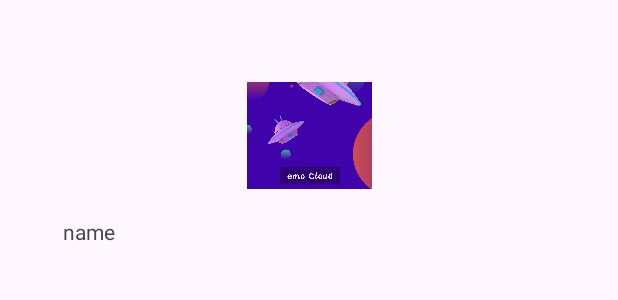
After one commit to lytMoon/NetEmo-CloudMusic, an Android app: the layout nav_header.xml on its own in the app's theme, with its tools: preview values and no code run, on a phone screen of 412 x 824 dp. The commit adds this screen. Shown: the top 300 px of the screen. Run offline under Robolectric (Android 15) with nearby library versions, the phone set to English and light mode, and no system bars.

Commit message:
实现了主页的滑动菜单

```diff
--- a/app/src/main/java/com/lytredrock/emocloudmusic/SplashActivity.kt
+++ b/app/src/main/java/com/lytredrock/emocloudmusic/SplashActivity.kt
@@ -23,7 +23,8 @@ class SplashActivity :BaseActivity() {
 
         myViewBinding.tvSkip.setOnClickListener {
             startActivity<MainActivity>()
-            boolean=false }
+            boolean=false
+            finish()}
 
         Glide.with(this).load(R.drawable.splash).into(myViewBinding.ivSplash)
 
@@ -33,6 +34,7 @@ class SplashActivity :BaseActivity() {
             override fun run() {
                 if (boolean)
                 startActivity<MainActivity>()
+               finish()
             }
 
         },4000)
--- /dev/null
+++ b/app/src/main/res/drawable/ic_attention.xml
@@ -0,0 +1,6 @@
+<vector android:height="20dp" android:viewportHeight="1024"
+    android:viewportWidth="1024" android:width="20dp" xmlns:android="http://schemas.android.com/apk/res/android">
+    <path android:fillColor="#272536" android:pathData="M872.8,756 L872.9,756 872.9,755.6Z"/>
+    <path android:fillColor="#231F20" android:pathData="M809.9,214.1c-164.3,-164.3 -431.5,-164.3 -595.8,0 -164.3,164.3 -164.3,431.5 0,595.8 164.3,164.3 431.5,164.3 595.8,0C974.2,645.6 974.2,378.4 809.9,214.1M767.1,767.1c-140.7,140.7 -369.6,140.7 -510.3,0 -140.7,-140.7 -140.7,-369.6 0,-510.3 140.7,-140.7 369.6,-140.7 510.3,0C907.8,397.5 907.8,626.5 767.1,767.1"/>
+    <path android:fillColor="#231F20" android:pathData="M602.5,338.7c-32.3,0 -64,16.6 -90.5,47.1 -26.5,-30.5 -58.2,-47.1 -90.5,-47.1 -75.3,0 -136.5,66.1 -136.5,147.3 0,38.6 24.1,89.7 55.1,117.9 28.5,35.2 144.2,140.6 172.3,140.6 26.8,0 139.6,-100.8 170.3,-139.4 32.1,-29.3 56.4,-80.6 56.4,-119.2C739.1,404.8 677.8,338.7 602.5,338.7M644.6,563.5l-3.3,3 -2.8,3.5c-23.6,29.6 -93.1,91.1 -126.2,113 -34,-22.6 -106.2,-87.3 -128.3,-114.6l-2.7,-3.3 -3.2,-2.9c-21,-19.1 -36.6,-56 -36.6,-76.1 0,-50.1 35.9,-90.8 80,-90.8 15.3,0 32.3,9.8 47.8,27.6l42.6,49.1 42.7,-49.1c15.5,-17.8 32.5,-27.7 47.9,-27.7 44.1,0 80.1,40.7 80.1,90.8C682.5,506.3 666.9,543.1 644.6,563.5"/>
+</vector>
--- /dev/null
+++ b/app/src/main/res/drawable/ic_fans.xml
@@ -0,0 +1,5 @@
+<vector android:height="20dp" android:viewportHeight="1024"
+    android:viewportWidth="1024" android:width="20dp" xmlns:android="http://schemas.android.com/apk/res/android">
+    <path android:fillColor="#383838" android:pathData="M477.7,496c-119.1,0 -216,-96.9 -216,-216s96.9,-216 216,-216 216,96.9 216,216 -96.9,216 -216,216zM477.7,96c-101.5,0 -184.1,82.6 -184.1,184.1s82.6,184.1 184.1,184.1 184.1,-82.6 184.1,-184.1S579.2,96 477.7,96z"/>
+    <path android:fillColor="#383838" android:pathData="M94.5,960.1c-8.8,0 -15.9,-7.1 -15.9,-15.9 0,-322.9 130.6,-479.9 399.1,-479.9 8.8,0 15.9,7.1 15.9,15.9s-7.1,15.9 -15.9,15.9c-250.5,0 -367.2,142.4 -367.2,448 0,8.9 -7.2,16 -16,16zM731.6,939.4c-3.9,0 -7.8,-1.4 -10.8,-4.2L564.1,790.6c-51.7,-51.6 -51.7,-132 -2.2,-181.4 44.7,-44.7 121.6,-48 169.8,-8.5 50.7,-40.9 125.3,-35.8 169.6,8.5 49.4,49.4 49.4,129.8 0,179.2L742.4,935.2c-3.1,2.8 -7,4.2 -10.8,4.2zM651.4,604.2c-25.4,0 -49.2,9.8 -67,27.6 -37,37 -37,97.1 0,134.1l147.1,135.9 147.6,-136.3c36.5,-36.5 36.5,-96.7 -0.5,-133.6 -35.7,-35.6 -98.5,-35.6 -134.1,0 -6.2,6.2 -18,8 -24.3,1.8 -19.5,-19.7 -43.3,-29.5 -68.8,-29.5z"/>
+</vector>
--- /dev/null
+++ b/app/src/main/res/drawable/ic_menu.xml
@@ -0,0 +1,4 @@
+<vector android:height="20dp" android:viewportHeight="1024"
+    android:viewportWidth="1024" android:width="20dp" xmlns:android="http://schemas.android.com/apk/res/android">
+    <path android:fillColor="#444444" android:pathData="M170.7,213.3h682.7v85.3L170.7,298.7L170.7,213.3zM170.7,725.3h682.7v85.3L170.7,810.7v-85.3zM170.7,469.3h682.7v85.3L170.7,554.7v-85.3z"/>
+</vector>
--- /dev/null
+++ b/app/src/main/res/drawable/ic_station.xml
@@ -0,0 +1,5 @@
+<vector android:height="20dp" android:viewportHeight="1024"
+    android:viewportWidth="1024" android:width="20dp" xmlns:android="http://schemas.android.com/apk/res/android">
+    <path android:fillColor="#231815" android:pathData="M836.8,273.7L271.5,273.7l96.1,-96.1c13.3,-13.3 13.3,-35 0,-48.3s-35,-13.3 -48.3,0l-166.2,166.1c-0.5,0.5 -0.9,1.2 -1.4,1.7a102.6,102.6 0,0 0,-37.4 79v419.8c0,56.5 45.9,102.4 102.4,102.4h619.7c56.5,0 102.4,-45.9 102.4,-102.4v-419.8c0.3,-56.5 -45.6,-102.4 -102.1,-102.4zM870.9,796c0,18.8 -15.4,34.1 -34.1,34.1L217.1,830.1c-18.8,0 -34.1,-15.4 -34.1,-34.1v-419.8c0,-18.8 15.4,-34.1 34.1,-34.1h619.7c18.8,0 34.1,15.4 34.1,34.1v419.8z"/>
+    <path android:fillColor="#231815" android:pathData="M383.3,439c-76.5,0 -138.6,62.1 -138.6,138.6 0,76.5 62.1,138.6 138.6,138.6 76.3,0 138.6,-62.1 138.6,-138.6 -0.2,-76.5 -62.3,-138.6 -138.6,-138.6zM383.3,647.7c-38.7,0 -70.3,-31.6 -70.3,-70.3s31.6,-70.3 70.3,-70.3 70.3,31.6 70.3,70.3 -31.6,70.3 -70.3,70.3zM757.9,477.9h-136.5c-18.8,0 -34.1,15.4 -34.1,34.1s15.4,34.1 34.1,34.1h136.5a34.1,34.1 0,1 0,0 -68.3zM757.9,619.5h-136.5c-18.8,0 -34.1,15.4 -34.1,34.1s15.4,34.1 34.1,34.1h136.5a34.1,34.1 0,1 0,0 -68.3z"/>
+</vector>
--- a/app/src/main/res/layout/fragment_find.xml
+++ b/app/src/main/res/layout/fragment_find.xml
@@ -6,6 +6,7 @@
 
 
     <TextView
+        android:id="@+id/textView"
         android:layout_width="wrap_content"
         android:layout_height="wrap_content"
         android:text="fragmentfind"
--- a/app/src/main/res/layout/fragment_mine.xml
+++ b/app/src/main/res/layout/fragment_mine.xml
@@ -4,6 +4,9 @@
     xmlns:tools="http://schemas.android.com/tools"
     android:layout_width="match_parent"
     android:layout_height="match_parent">
+
+
+
 
 
     <TextView
--- /dev/null
+++ b/app/src/main/res/layout/nav_header.xml
@@ -0,0 +1,33 @@
+<?xml version="1.0" encoding="utf-8"?>
+<androidx.constraintlayout.widget.ConstraintLayout xmlns:android="http://schemas.android.com/apk/res/android"
+    xmlns:app="http://schemas.android.com/apk/res-auto"
+    xmlns:tools="http://schemas.android.com/tools"
+    android:id="@+id/nav_header"
+    android:layout_width="match_parent"
+    android:layout_height="180dp">
+
+
+    <ImageView
+        android:layout_width="83dp"
+        android:layout_height="71dp"
+        android:scaleType="centerCrop"
+        android:src="@drawable/splash"
+        app:layout_constraintBottom_toBottomOf="parent"
+        app:layout_constraintEnd_toEndOf="parent"
+        app:layout_constraintStart_toStartOf="parent"
+        app:layout_constraintTop_toTopOf="parent"
+        app:layout_constraintVertical_bias="0.504" />
+
+    <TextView
+        android:layout_width="wrap_content"
+        android:layout_height="wrap_content"
+        android:text="name"
+        app:layout_constraintBottom_toBottomOf="parent"
+        app:layout_constraintEnd_toEndOf="parent"
+        app:layout_constraintHorizontal_bias="0.111"
+        app:layout_constraintStart_toStartOf="parent"
+        app:layout_constraintTop_toTopOf="parent"
+        app:layout_constraintVertical_bias="0.899" />
+
+
+</androidx.constraintlayout.widget.ConstraintLayout>
```
Also changed, not shown: app/src/main/java/com/lytredrock/emocloudmusic/MainActivity.kt (+9 -0 lines), app/src/main/java/com/lytredrock/emocloudmusic/frgment/CommunityFragment.kt (+10 -2 lines), app/src/main/java/com/lytredrock/emocloudmusic/frgment/FindFragment.kt (+11 -3 lines), app/src/main/java/com/lytredrock/emocloudmusic/frgment/MineFragment.kt (+11 -1 lines), app/src/main/res/drawable/ic_comment.xml (added, +7 -0 lines), app/src/main/res/drawable/ic_dynamic.xml (added, +12 -0 lines), app/src/main/res/layout/activity_main.xml (+28 -2 lines), app/src/main/res/menu/menu_slide.xml (added, +26 -0 lines).
